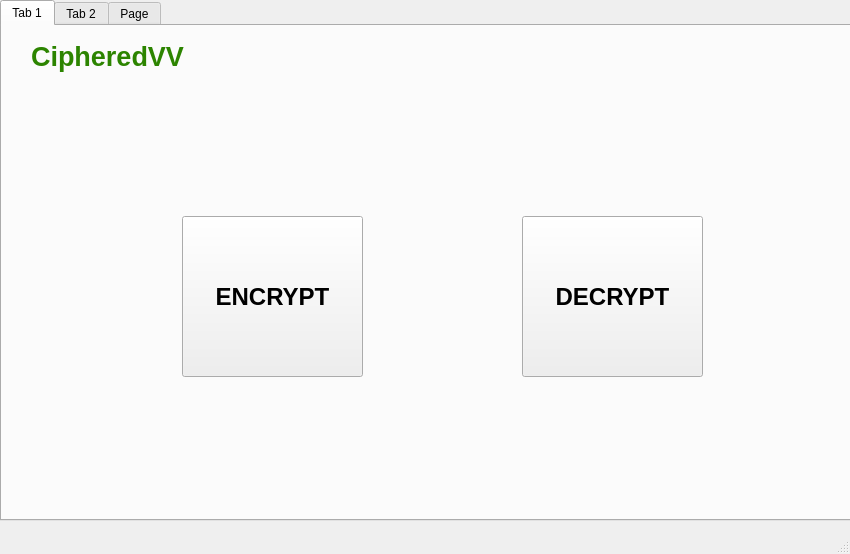
Before: the Qt Designer form ui/mainwindow.ui in edeniyanda/CipheredVV, drawn with Qt 5.
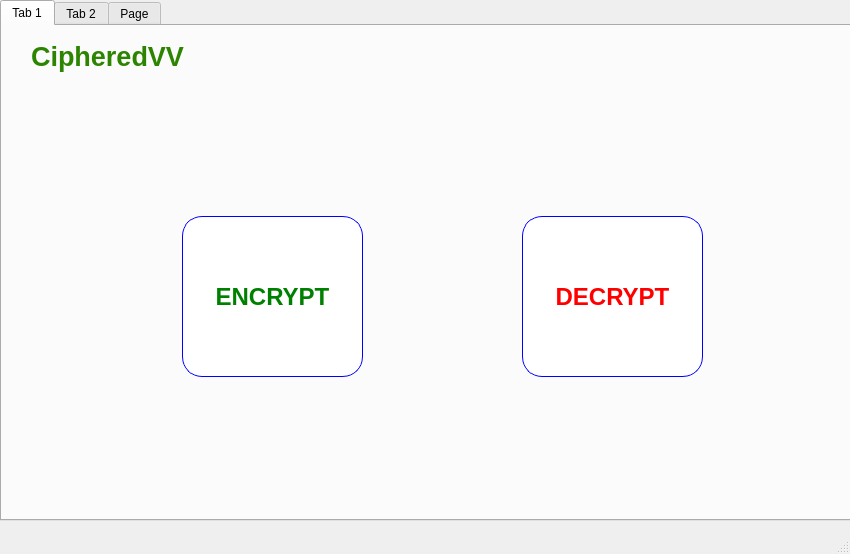
After: the same form once the commit is applied. The open tabs and pages were chosen to show the change. Icons and pictures are not drawn.

```diff
--- a/ui/mainwindow.ui
+++ b/ui/mainwindow.ui
@@ -72,6 +72,18 @@
         <bold>true</bold>
        </font>
       </property>
+      <property name="styleSheet">
+       <string notr="true">QPushButton{
+	border-radius:20px;
+	border: 1px solid blue;
+	background-color: white;
+	color: green;
+}
+QPushButton:hover{
+	border: none;
+	background-color:rgb(238, 245, 255);
+}</string>
+      </property>
       <property name="text">
        <string>ENCRYPT</string>
       </property>
@@ -92,6 +104,18 @@
         <bold>true</bold>
        </font>
       </property>
+      <property name="styleSheet">
+       <string notr="true">QPushButton{
+	border-radius:20px;
+	border: 1px solid blue;
+	background-color: white;
+	color: red;
+}
+QPushButton:hover{
+	border: none;
+	background-color:rgb(238, 245, 255);
+}</string>
+      </property>
       <property name="text">
        <string>DECRYPT</string>
       </property>
```
Left out of the diff: 8 changed lines with no effect on the pictures.
